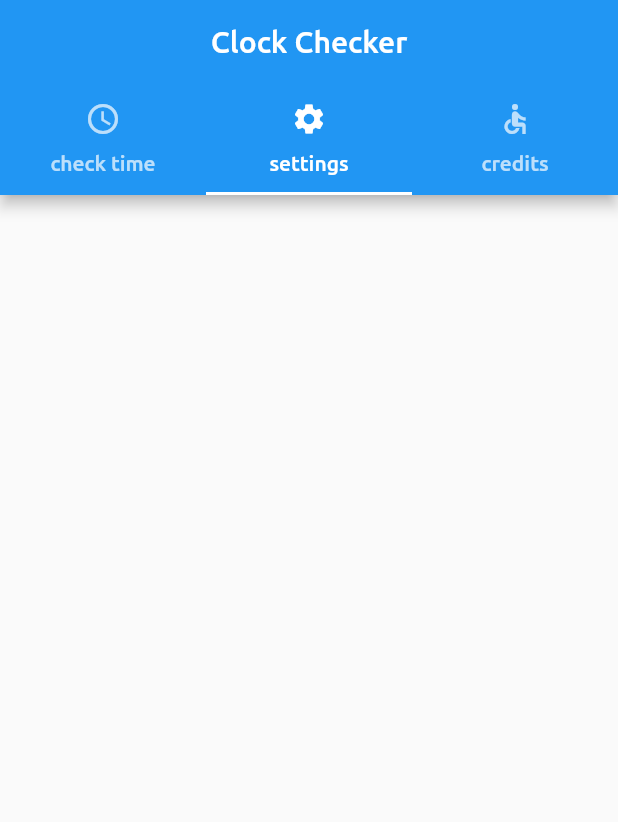
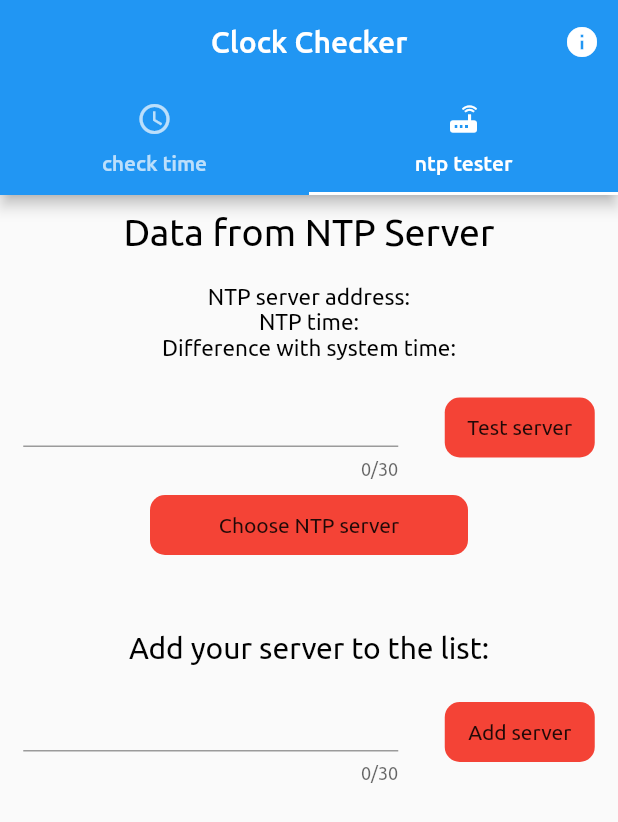
Before and after one commit to suprovsky/clock-checker, a Flutter app: the screen it shows after launch, tab 2 chosen, on a phone screen of 412 x 824 dp. Shown: the top 822 px of the screen. Run offline on Flutter 3.47's test engine with Material 2 defaults, Android fonts, the phone set to English and light mode, and no system bars; our stand-ins replace timezone; missing offline and left inert: ntp; project files that could hold a hidden picture were left out.

Commit message:
redesigned interface and file scheme in lib/

```diff
--- a/clock_checker/lib/data_changer.dart
+++ /dev/null
@@ -1,14 +0,0 @@
-import 'package:flutter/material.dart';
-
-class DataSources extends StatelessWidget {
-  @override
-  Widget build(BuildContext context) {
-    return Container(
-      child: Row(
-        children: [
-
-        ],
-      ),
-    );
-  }
-}
--- a/clock_checker/lib/main.dart
+++ b/clock_checker/lib/main.dart
@@ -1,6 +1,5 @@
-import 'main_menu.dart';
+import 'views/main_menu.dart';
 import 'package:flutter/material.dart';
-import 'data_sources.dart';
 void main() {
   runApp(MainMenu());
 }
--- a/clock_checker/lib/main_menu.dart
+++ /dev/null
@@ -1,80 +0,0 @@
-import 'dart:async';
-
-import 'package:clock_checker/data_sources.dart';
-import 'package:flutter/material.dart';
-import 'package:intl/intl.dart';
-import 'credits.dart';
-import 'data_changer.dart';
-
-class MainMenu extends StatefulWidget {
-  @override
-  State<StatefulWidget> createState() {
-    return _MainMenu();
-  }
-}
-
-class _MainMenu extends State<MainMenu> {
-  String systemTime = readTimeLikeAHuman();
-  TextEditingController _controller;
-  @override
-  Widget build(BuildContext context) {
-    Timer.periodic(Duration(seconds: 1), (timer) {
-      setState(() {
-        this.systemTime = readTimeLikeAHuman();
-      });
-
-    });
-    return MaterialApp(
-        theme: ThemeData(fontFamily: 'Ubuntu'),
-        home: DefaultTabController(
-            length: 3,
-            child: Scaffold(
-              appBar: AppBar(
-                  centerTitle: true,
-                  title: Text('Clock Checker'),
-                  bottom: TabBar(tabs: [
-                    Tab(icon: Icon(Icons.access_time), text: 'check time'),
-                    Tab(icon: Icon(Icons.settings), text: 'settings'),
-                    Tab(icon: Icon(Icons.accessible), text: 'credits'),
-                  ])),
-              body: TabBarView(children: [
-                Column(
-                    mainAxisAlignment: MainAxisAlignment.start,
-                    crossAxisAlignment: CrossAxisAlignment.start,
-                    children: [
-                      Row(
-                          mainAxisAlignment: MainAxisAlignment.center,
-                          children: [
-                            Container(
-                              margin: EdgeInsets.fromLTRB(0, 30, 0, 15),
-                              child: Text(
-                                'Welcome in the Clock Checker app!',
-                                textAlign: TextAlign.center,
-                                style: TextStyle(
-                                    color: Colors.black, fontSize: 25),
-                              ),
-                            )
-                          ]),
-                      Row(
-                        mainAxisAlignment: MainAxisAlignment.center,
-                        children: [
-                          Container(
-                            child: Text(
-                              'System time:',
-                              style:
-                                  TextStyle(color: Colors.black, fontSize: 20),
-                            ),
-                          )
-                        ],
-                      ),
-                      Row(
-                        mainAxisAlignment: MainAxisAlignment.center,
-                        children: [Container(child: Text('$systemTime', style: TextStyle(fontSize: 30)))],
-                      )
-                    ]),
-                DataSources(),
-                Credits()
-              ]),
-            )));
-  }
-}
--- /dev/null
+++ b/clock_checker/lib/models/data_sources.dart
@@ -0,0 +1,51 @@
+import 'dart:async';
+import 'package:intl/intl.dart';
+import 'package:ntp/ntp.dart';
+import 'package:timezone/timezone.dart' as tz;
+import 'package:timezone/data/latest.dart' as tz;
+
+
+class TimeSources {
+  Map<String, tz.Location> locations;
+  List<String> locationsList;
+  TimeSources()
+  {
+    tz.initializeTimeZones();
+    this.locations = tz.timeZoneDatabase.locations;
+    print(this.locations.length);
+    this.locationsList = locations.keys.toList();
+    print(this.locationsList.length);
+  }
+  Map<String, tz.Location> getLocations()
+  {
+    return this.locations;
+  }
+  List<String> getLocationsList()
+  {
+    return this.locationsList;
+  }
+}
+
+void getNTPTime() async {
+  DateTime _myTime;
+  DateTime _ntpTime;
+  /// Or you could get NTP current (It will call DateTime.now() and add NTP offset to it)
+  _myTime = await NTP.now();
+  // var warsaw = tz.getLocation('Europe/Warsaw');
+  // var timezonedTime = tz.TZDateTime.now(tz.getLocation('Europe/Warsaw'));
+
+  /// Or get NTP offset (in milliseconds) and add it yourself
+  final int offset = await NTP.getNtpOffset(localTime: DateTime.now());
+  _ntpTime = _myTime.add(Duration(milliseconds: offset));
+Timer.periodic(Duration(seconds: 1), (timer) {
+  readTimeLikeAHuman();
+});
+/*  Timer.periodic(second, readTimeLikeAHuman(_myTime)); */
+  print('My time: $_myTime');
+  print('NTP time: $_ntpTime');
+  print('Difference: ${_myTime.difference(_ntpTime).inMilliseconds}ms');
+}
+
+String readTimeLikeAHuman() {
+  return DateFormat("E, d MMMM y, HH:mm:ss").format(DateTime.now()).toString();
+}
--- /dev/null
+++ b/clock_checker/lib/views/desktop_widget.dart
@@ -0,0 +1 @@
+//TODO: implement desktop widgets
--- /dev/null
+++ b/clock_checker/lib/views/main_menu.dart
@@ -0,0 +1,192 @@
+import 'dart:async';
+
+import 'package:clock_checker/models/data_sources.dart';
+import 'package:flutter/material.dart';
+import 'credits.dart';
+import '../views/ntp_tester.dart';
+
+class MainMenu extends StatefulWidget {
+  @override
+  State<StatefulWidget> createState() {
+    return _MainMenu();
+  }
+}
+
+class _MainMenu extends State<MainMenu> {
+  String systemTime = readTimeLikeAHuman();
+  @override
+  Widget build(BuildContext context) {
+    Timer.periodic(Duration(seconds: 1), (timer) {
+      setState(() {
+        this.systemTime = readTimeLikeAHuman();
+      });
+    });
+    return MaterialApp(
+        theme: ThemeData(fontFamily: 'Ubuntu'),
+        home: Builder(
+          builder: (context) => DefaultTabController(
+              length: 2,
+              child: Scaffold(
+                appBar: AppBar(
+                  actions: <Widget>[
+                    IconButton(icon: Icon(Icons.info),
+                    onPressed: () {
+                      Navigator.of(context).push(MaterialPageRoute(
+                                builder: (context) => Credits())); //TODO: implement getting choice from list
+
+                    }),
+                  ],
+                    centerTitle: true,
+                    title: Text('Clock Checker'),
+                    bottom: TabBar(tabs: [
+                      Tab(icon: Icon(Icons.access_time), text: 'check time'),
+                      Tab(icon: Icon(Icons.router), text: 'ntp tester'),
+                    ])),
+                body: TabBarView(children: [
+                  Column(
+                      mainAxisAlignment: MainAxisAlignment.start,
+                      crossAxisAlignment: CrossAxisAlignment.start,
+                      children: [
+                        Row(
+                          mainAxisAlignment: MainAxisAlignment.center,
+                          children: [
+                            Container(
+                              margin: EdgeInsets.all(10),
+                              child: Text(
+                                'System time:',
+                                style: TextStyle(
+                                    color: Colors.black, fontSize: 20),
+                              ),
+                            )
+                          ],
+                        ),
+                        Row(
+                          mainAxisAlignment: MainAxisAlignment.center,
+                          children: [
+                            Container(
+                                margin: EdgeInsets.fromLTRB(10, 0, 10, 40),
+                                child: Text('$systemTime',
+                                    style: TextStyle(fontSize: 30)))
+                          ],
+                        ),
+                        Row(
+                          mainAxisAlignment: MainAxisAlignment.center,
+                          children: [
+                            Container(
+                              child: Text(
+                                'Time from chosen NTP Server:',
+                                style: TextStyle(
+                                    color: Colors.black, fontSize: 20),
+                              ),
+                            ),
+                          ],
+                        ),
+                        Row(
+                          mainAxisAlignment: MainAxisAlignment.center,
+                          children: [
+                            Container(
+                              margin: EdgeInsets.all(5),
+                              child: Text(
+                                'Address: choosedNTPServer',
+                                style: TextStyle(color: Colors.black),
+                              ),
+                            ),
+                          ],
+                        ),
+                        Row(
+                          mainAxisAlignment: MainAxisAlignment.center,
+                          children: [
+                            Container(
+                                child: Text('$systemTime', //TODO: implement getting time from timeserver
+                                    style: TextStyle(fontSize: 30)))
+                          ],
+                        ),
+                        GestureDetector(
+                          onTap: () {
+                            Navigator.of(context).push(MaterialPageRoute(
+                                builder: (context) => NTPServerList())); //TODO: implement getting choice from list
+                          },
+                          child: Container(
+                            height: 40,
+                            margin: EdgeInsets.fromLTRB(80, 10, 80, 10),
+                            decoration: BoxDecoration(
+                                borderRadius: BorderRadius.circular(10.0),
+                                color: Colors.red),
+                            child: Center(
+                              child: Text('Change NTP Server'),
+                            ),
+                          ),
+                        ),
+                        Row(
+                          mainAxisAlignment: MainAxisAlignment.center,
+                          children: [
+                            Container(
+                              margin: EdgeInsets.fromLTRB(10, 40, 10, 10),
+                              child: Text(
+                                'Times are shown for a timezone:',
+                                style: TextStyle(
+                                    color: Colors.black, fontSize: 20),
+                              ),
+                            )
+                          ],
+                        ),
+                        Row(
+                          mainAxisAlignment: MainAxisAlignment.center,
+                          children: [
+                            Container(
+                                margin: EdgeInsets.fromLTRB(10, 0, 10, 0),
+                                child: Text('chosenTimezone', //TODO: insert timezone
+                                    style: TextStyle(fontSize: 30)))
+                          ],
+                        ),
+                        GestureDetector(
+                          onTap: () {
+                            Navigator.of(context).push(MaterialPageRoute(
+                                builder: (context) => NTPServerList())); //TODO: implement list (timezones)
+                          },
+                          child: Container(
+                            height: 40,
+                            margin: EdgeInsets.fromLTRB(80, 10, 80, 10),
+                            decoration: BoxDecoration(
+                                borderRadius: BorderRadius.circular(10.0),
+                                color: Colors.red),
+                            child: Center(
+                              child: Text('Change current timezone'),
+                            ),
+                          ),
+                        ),
+                      ]),
+                  DataSources()
+                ]),
+              )),
+        ));
+  }
+}
+
+class NTPServerList extends StatefulWidget {
+  @override
+  State<StatefulWidget> createState() => _NTPServerList();
+}
+
+class _NTPServerList extends State<NTPServerList> {
+  @override
+  Widget build(BuildContext context) {
+    TimeSources t;
+    return Scaffold(
+        appBar: AppBar(
+          title: Text('Timezones'),
+        ),
+        body: ListView.builder(
+            itemCount: 1,
+            itemBuilder: (BuildContext context, int index) {
+              return Card(
+                child: ListTile(
+                  onTap: () {
+                    print('clicked ' + t.getLocationsList().elementAt(index));
+                  },
+                  title: Text("firstentry"),
+                ),
+              );
+            }));
+  }
+}
--- /dev/null
+++ b/clock_checker/lib/views/ntp_tester.dart
@@ -0,0 +1,172 @@
+import 'package:flutter/material.dart';
+import '../views/main_menu.dart';
+
+class DataSources extends StatefulWidget {
+  @override
+  _DataSourcesState createState() => _DataSourcesState();
+}
+
+class _DataSourcesState extends State<DataSources> {
+  String change = '';
+  final TextEditingController _texteditcontrol = new TextEditingController();
+  @override
+  Widget build(BuildContext context) {
+    return Container(
+      child: Column(
+        children: [
+          Row(
+            mainAxisAlignment: MainAxisAlignment.center,
+            children: [
+              Container(
+                margin: EdgeInsets.all(10),
+                child: Text(
+                  'Data from NTP Server',
+                  style: TextStyle(color: Colors.black, fontSize: 25),
+                ),
+              )
+            ],
+          ),
+          Row(
+            mainAxisAlignment: MainAxisAlignment.center,
+            children: [
+              Container(
+                margin: EdgeInsets.fromLTRB(10, 10, 10, 0),
+                child: Text(
+                  'NTP server address:',
+                  style: TextStyle(color: Colors.black, fontSize: 15),
+                ),
+              )
+            ],
+          ),
+          Row(
+            mainAxisAlignment: MainAxisAlignment.center,
+            children: [
+              Container(
+                margin: EdgeInsets.fromLTRB(10, 0, 10, 0),
+                child: Text(
+                  'NTP time:',
+                  style: TextStyle(color: Colors.black, fontSize: 15),
+                ),
+              )
+            ],
+          ),
+          Row(
+            mainAxisAlignment: MainAxisAlignment.center,
+            children: [
+              Container(
+                margin: EdgeInsets.fromLTRB(10, 0, 10, 10),
+                child: Text(
+                  'Difference with system time:',
+                  style: TextStyle(color: Colors.black, fontSize: 15),
+                ),
+              )
+            ],
+          ),
+          Row(
+            mainAxisAlignment: MainAxisAlignment.spaceAround,
+            children: <Widget>[
+              SizedBox(
+
+                  //padding: EdgeInsets.symmetric(horizontal: 80.0),
+                  width: 250,
+                  child: TextField(
+                    enabled: true,
+                    maxLength: 30,
+                    controller: _texteditcontrol,
+                    style: TextStyle(color: Colors.red),
+                    obscureText: false,
+                    onChanged: (String e) => setState(() => change = e),
+                    onSubmitted: _submission,
+                  )),
+              GestureDetector(
+                onTap: () {
+                  Navigator.of(context).push(MaterialPageRoute(
+                      builder: (context) =>
+                          NTPServerList())); //TODO: make it an add button
+                },
+                child: Container(
+                  height: 40,
+                  width: 100,
+                  decoration: BoxDecoration(
+                      borderRadius: BorderRadius.circular(10.0),
+                      color: Colors.red),
+                  child: Center(
+                    child: Text('Test server'),
+                  ),
+                ),
+              ),
+            ],
+          ),
+          GestureDetector(
+            onTap: () {
+              Navigator.of(context).push(MaterialPageRoute(
+                  builder: (context) =>
+                      NTPServerList())); //TODO: implement list (timezones)
+            },
+            child: Container(
+              height: 40,
+              margin: EdgeInsets.fromLTRB(100, 10, 100, 10),
+              decoration: BoxDecoration(
+                  borderRadius: BorderRadius.circular(10.0), color: Colors.red),
+              child: Center(
+                child: Text('Choose NTP server'),
+              ),
+            ),
+          ),
+          Row(
+            mainAxisAlignment: MainAxisAlignment.center,
+            children: [
+              Container(
+                margin: EdgeInsets.fromLTRB(0, 40, 0, 10),
+                child: Text(
+                  'Add your server to the list:',
+                  style: TextStyle(color: Colors.black, fontSize: 20),
+                ),
+              ),
+            ],
+          ),
+          Row(
+            mainAxisAlignment: MainAxisAlignment.spaceAround,
+            children: <Widget>[
+              SizedBox(
+
+                  //padding: EdgeInsets.symmetric(horizontal: 80.0),
+                  width: 250,
+                  child: TextField(
+                    enabled: true,
+                    maxLength: 30,
+                    controller: _texteditcontrol,
+                    style: TextStyle(color: Colors.red),
+                    obscureText: false,
+                    onChanged: (String e) => setState(() => change = e),
+                    onSubmitted: _submission,
+                  )),
+              GestureDetector(
+                onTap: () {
+                  Navigator.of(context).push(MaterialPageRoute(
+                      builder: (context) =>
+                          NTPServerList())); //TODO: make it an add button
+                },
+                child: Container(
+                  height: 40,
+                  width: 100,
+                  decoration: BoxDecoration(
+                      borderRadius: BorderRadius.circular(10.0),
+                      color: Colors.red),
+                  child: Center(
+                    child: Text('Add server'),
+                  ),
+                ),
+              ),
+            ],
+          ),
+        ],
+      ),
+    );
+  }
+
+  void _submission(String e) {
+    print(_texteditcontrol.text);
+    _texteditcontrol.clear();
+  }
+}
--- a/clock_checker/pubspec.yaml
+++ b/clock_checker/pubspec.yaml
@@ -22,6 +22,8 @@ dependencies:
   ntp: ^1.0.6
   intl: ^0.16.1
   url_launcher: ^5.4.5
+  timezone: ^0.5.7
+  validators: ^2.0.0
   # The following adds the Cupertino Icons font to your application.
   # Use with the CupertinoIcons class for iOS style icons.
   cupertino_icons: ^0.1.2
```
Also changed, not shown: clock_checker/lib/credits.dart (deleted, +0 -92 lines), clock_checker/lib/data_sources.dart (deleted, +0 -27 lines), clock_checker/lib/views/credits.dart (added, +93 -0 lines), clock_checker/pubspec.lock, 2 other files.
